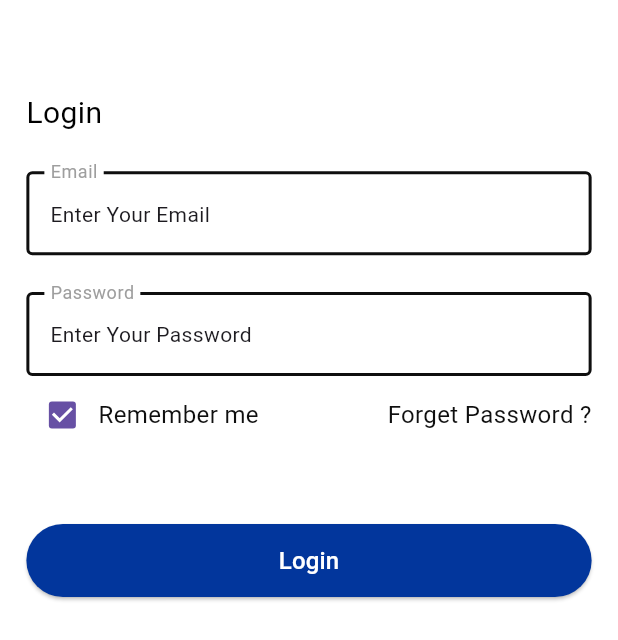
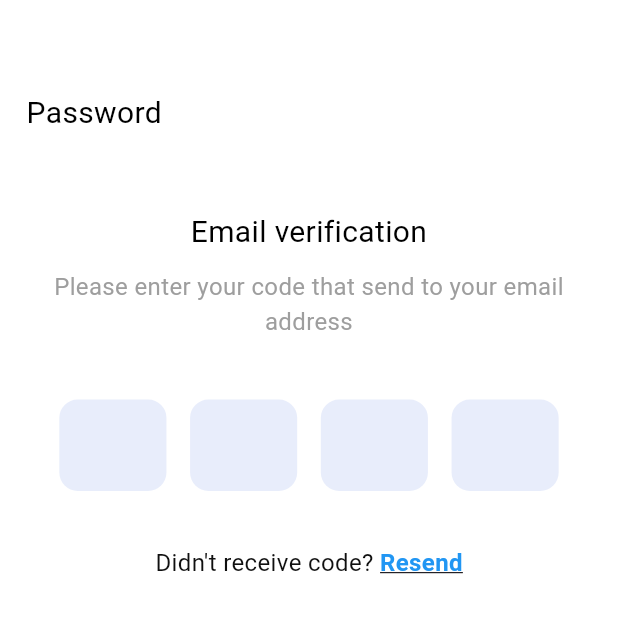
Before and after one commit to momenhaitham/exam_app, a Flutter app: the screen it shows after launch, on a phone screen of 412 x 824 dp. Shown: the top 640 px of the screen. Run offline on Flutter 3.47's test engine with Material 3 defaults, Android fonts, the phone set to English and light mode, and no system bars; drawn by our look-alikes of pin_code_fields; our stand-ins replace dio, flutter_bloc, flutter_screenutil, get_it, injectable, retrofit; generated files the repository leaves out were written again.

Commit message:
finish ui

```diff
--- a/lib/core/app_routes.dart
+++ b/lib/core/app_routes.dart
@@ -1,3 +1,6 @@
 class AppRoutes {
   static String LoginScreenRoute = "LoginScreenRoute";
+  static String ForgetPasswordScreenRoute = "ForgetPasswordScreenRoute";
+  static String EmailVerificationScreenRoute = "EmailVerificationScreenRoute";
+  static String ResetPasswordScreenRoute = "ResetPasswordScreenRoute";
 }
--- a/lib/core/app_strings.dart
+++ b/lib/core/app_strings.dart
@@ -10,4 +10,9 @@ class AppStrings {
   static String youMustEnterYourEmail = "you must enter your email";
   static String youMustEnterYourPassword = "you must enter your Password";
   static String NotValidPassword = "The Password is not valid";
+  static String Continue = "Continue ";
+  static String emailVerification = "Email verification";
+  static String ResetPassword = "Reset Password";
+  static String NewPassword = "New Password";
+  static String ConfirmPassword = "Confirm Password";
 }
--- /dev/null
+++ b/lib/features/forget_password/presentaion/view/email_verfication_screen.dart
@@ -0,0 +1,97 @@
+import 'package:exam_app_project/core/app_strings.dart';
+import 'package:exam_app_project/core/app_styles.dart';
+import 'package:flutter/material.dart';
+import 'package:flutter_screenutil/flutter_screenutil.dart';
+import 'package:pin_code_fields/pin_code_fields.dart';
+
+class EmailVerficationScreen extends StatelessWidget {
+  const EmailVerficationScreen({super.key});
+
+  @override
+  Widget build(BuildContext context) {
+    return Scaffold(
+      body: Padding(
+        padding: EdgeInsets.symmetric(horizontal: 16.w),
+        child: Column(
+          crossAxisAlignment: CrossAxisAlignment.start,
+          children: [
+            SizedBox(height: 60.h),
+            Text(AppStrings.password, style: AppStyles.normal20Black),
+            SizedBox(height: 50.h),
+            Center(
+              child: Column(
+                crossAxisAlignment: CrossAxisAlignment.center,
+                children: [
+                  Text(
+                    AppStrings.emailVerification,
+                    style: AppStyles.normal20Black,
+                    textAlign: TextAlign.center,
+                  ),
+                  SizedBox(height: 10.h),
+                  Text(
+                    'Please enter your code that send to your email address',
+                    style: AppStyles.ragular16Gray,
+                    textAlign: TextAlign.center,
+                  ),
+                  SizedBox(height: 40.h),
+
+                  // 🔹 OTP Input
+                  Padding(
+                    padding: EdgeInsets.symmetric(horizontal: 20.w),
+                    child: PinCodeTextField(
+                      appContext: context,
+                      length: 4,
+                      animationType: AnimationType.fade,
+                      cursorColor: Colors.black,
+                      pinTheme: PinTheme(
+                        shape: PinCodeFieldShape.box,
+                        borderRadius: BorderRadius.circular(12.r),
+                        fieldHeight: 60.h,
+                        fieldWidth: 65.w,
+                        activeFillColor: const Color(0xFFE8EDFB),
+                        inactiveFillColor: const Color(0xFFE8EDFB),
+                        selectedFillColor: const Color(0xFFE8EDFB),
+                        activeColor: Colors.transparent,
+                        inactiveColor: Colors.transparent,
+                        selectedColor: Colors.transparent,
+                      ),
+                      animationDuration: const Duration(milliseconds: 300),
+                      backgroundColor: Colors.transparent,
+                      enableActiveFill: true,
+                      onChanged: (value) {},
+                    ),
+                  ),
+
+                  SizedBox(height: 20.h),
+
+                  // 🔹 Resend Text
+                  Row(
+                    mainAxisAlignment: MainAxisAlignment.center,
+                    children: [
+                      Text(
+                        "Didn't receive code? ",
+                        style: AppStyles.ragular16Black,
+                      ),
+                      GestureDetector(
+                        onTap: () {},
+                        child: Text(
+                          "Resend",
+
+                          style: AppStyles.ragular16Gray.copyWith(
+                            color: Colors.blue,
+                            fontWeight: FontWeight.w600,
+                            decoration: TextDecoration.underline,
+                          ),
+                        ),
+                      ),
+                    ],
+                  ),
+                ],
+              ),
+            ),
+          ],
+        ),
+      ),
+    );
+  }
+}
--- a/lib/main.dart
+++ b/lib/main.dart
@@ -1,12 +1,14 @@
 import 'package:exam_app_project/config/Di/di.dart';
 import 'package:exam_app_project/core/app_routes.dart';
 import 'package:exam_app_project/core/app_theme.dart';
+import 'package:exam_app_project/features/forget_password/presentaion/view/email_verfication_screen.dart';
+import 'package:exam_app_project/features/forget_password/presentaion/view/forget_password_screen.dart';
+import 'package:exam_app_project/features/forget_password/presentaion/view/reset_password_screen.dart';
 import 'package:exam_app_project/features/login/presentaion/views/login_screen.dart';
 import 'package:flutter/material.dart';
 import 'package:flutter_screenutil/flutter_screenutil.dart';
 
 void main() {
-
   configureDependencies();
 
   runApp(const MyApp());
@@ -18,14 +20,19 @@ class MyApp extends StatelessWidget {
   // This widget is the root of your application.
   @override
   Widget build(BuildContext context) {
-
     return ScreenUtilInit(
       designSize: Size(375, 812),
       child: MaterialApp(
         theme: AppTheme.Theme,
-        initialRoute: AppRoutes.LoginScreenRoute,
+        initialRoute: AppRoutes.EmailVerificationScreenRoute,
         routes: {
-          AppRoutes.LoginScreenRoute : (context)=>LoginScreen(),
+          AppRoutes.LoginScreenRoute: (context) => LoginScreen(),
+          AppRoutes.ForgetPasswordScreenRoute: (context) =>
+              ForgetPasswordScreen(),
+          AppRoutes.EmailVerificationScreenRoute: (context) =>
+              EmailVerficationScreen(),
+          AppRoutes.ResetPasswordScreenRoute: (context) =>
+              ResetPasswordScreen(),
         },
       ),
     );
--- a/pubspec.yaml
+++ b/pubspec.yaml
@@ -41,6 +41,7 @@ dependencies:
   # The following adds the Cupertino Icons font to your application.
   # Use with the CupertinoIcons class for iOS style icons.
   cupertino_icons: ^1.0.8
+  pin_code_fields: ^8.0.1
 
 dev_dependencies:
   flutter_test:
```
Also changed, not shown: lib/features/forget_password/presentaion/view/forget_password_screen.dart (added, +86 -0 lines), lib/features/forget_password/presentaion/view/reset_password_screen.dart (added, +109 -0 lines), lib/config/Di/di.config.dart, pubspec.lock.
